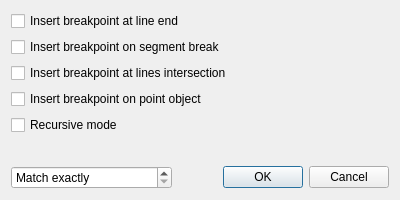
First picture: the form in insertdialog.ui, repository Kuszki/EW-Database, before the edit.
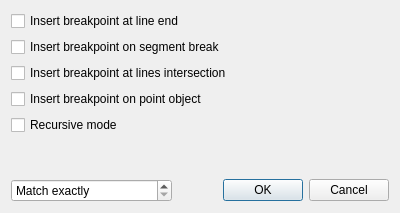
Second picture: the form after the edit. Icons and pictures are not drawn.

Diff of the .ui file:
```diff
--- a/insertdialog.ui
+++ b/insertdialog.ui
@@ -7,7 +7,7 @@
     <x>0</x>
     <y>0</y>
     <width>400</width>
-    <height>200</height>
+    <height>213</height>
    </rect>
   </property>
   <property name="windowTitle">
```
Left out of the diff: 3 changed lines with no effect on the pictures.
